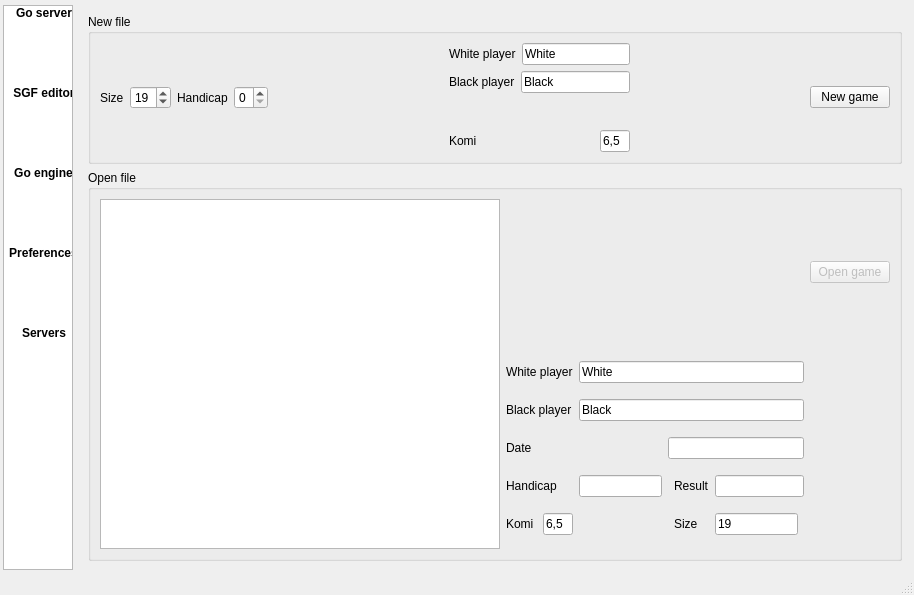
This is src/mainwindow.ui in iamsyt/qgo as Qt 5 draws it before an edit. The edited form follows.
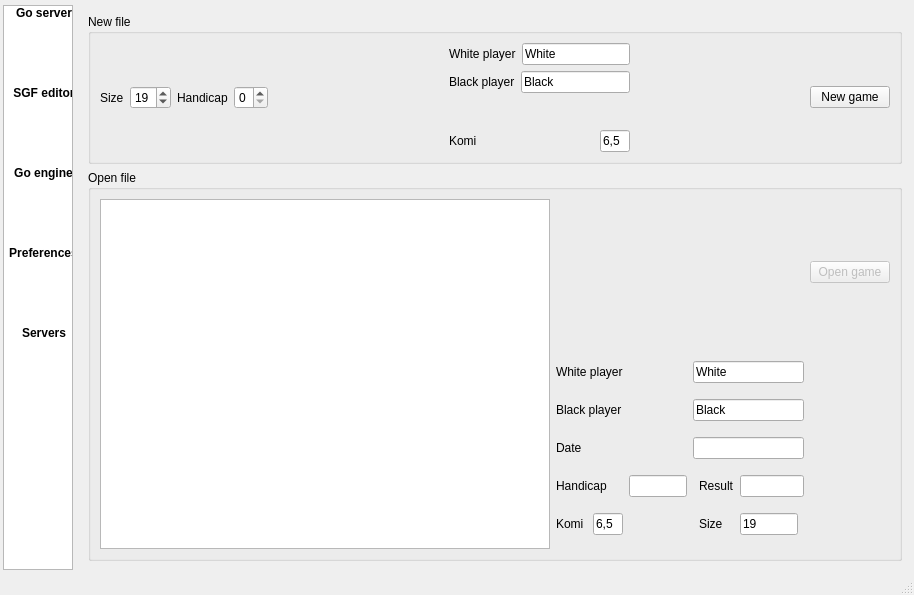
This is the edited form. The open tabs and pages were chosen to show the change. Icons and pictures are not drawn. Custom widgets are drawn as their Qt base class.

```diff
--- a/src/mainwindow.ui
+++ b/src/mainwindow.ui
@@ -1436,7 +1436,7 @@
                </property>
               </widget>
              </item>
-             <item row="1" column="2" colspan="5" >
+             <item row="1" column="3" colspan="4" >
               <widget class="QLineEdit" name="File_BlackPlayer" >
                <property name="text" >
                 <string>Black</string>
@@ -1493,12 +1493,18 @@
              </item>
              <item row="4" column="5" >
               <widget class="QLineEdit" name="File_Size" >
+               <property name="minimumSize" >
+                <size>
+                 <width>20</width>
+                 <height>0</height>
+                </size>
+               </property>
                <property name="text" >
                 <string>19</string>
                </property>
               </widget>
              </item>
-             <item row="0" column="2" colspan="5" >
+             <item row="0" column="3" colspan="4" >
               <widget class="QLineEdit" name="File_WhitePlayer" >
                <property name="text" >
                 <string>White</string>
@@ -1532,7 +1538,7 @@
             <widget class="QTreeView" name="dirView_1" >
              <property name="minimumSize" >
               <size>
-               <width>400</width>
+               <width>450</width>
                <height>350</height>
               </size>
              </property>
```
Left out of the diff: 2 changed lines with no effect on the pictures.
